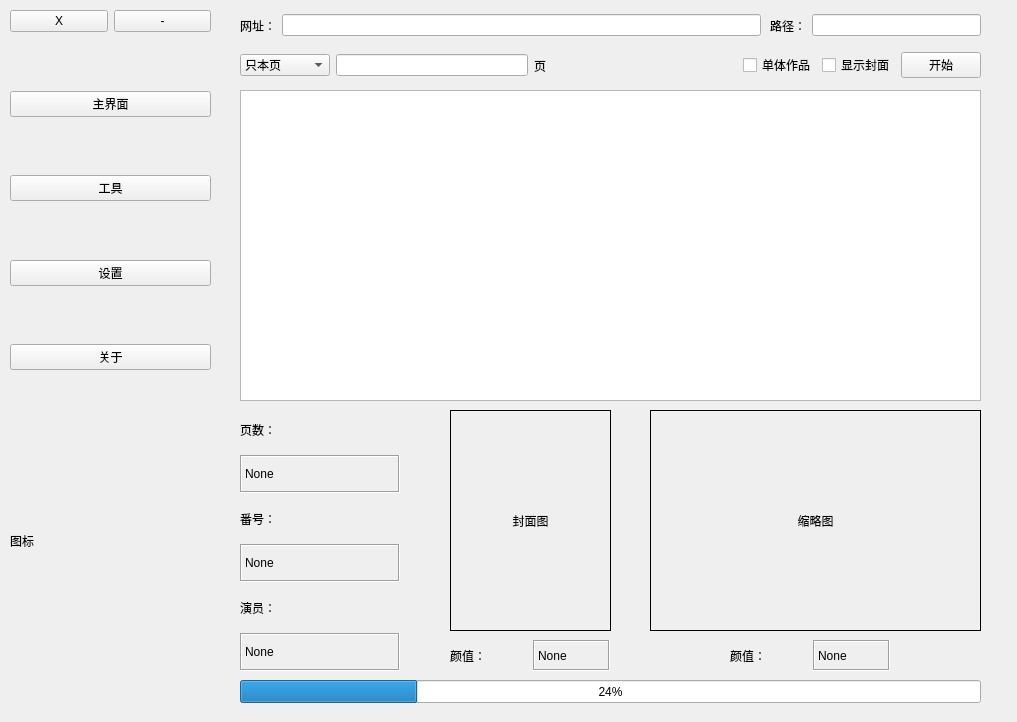
Before: the Qt Designer form AVDC.ui in kejizhihui/av-profile-photo, drawn with Qt 5.
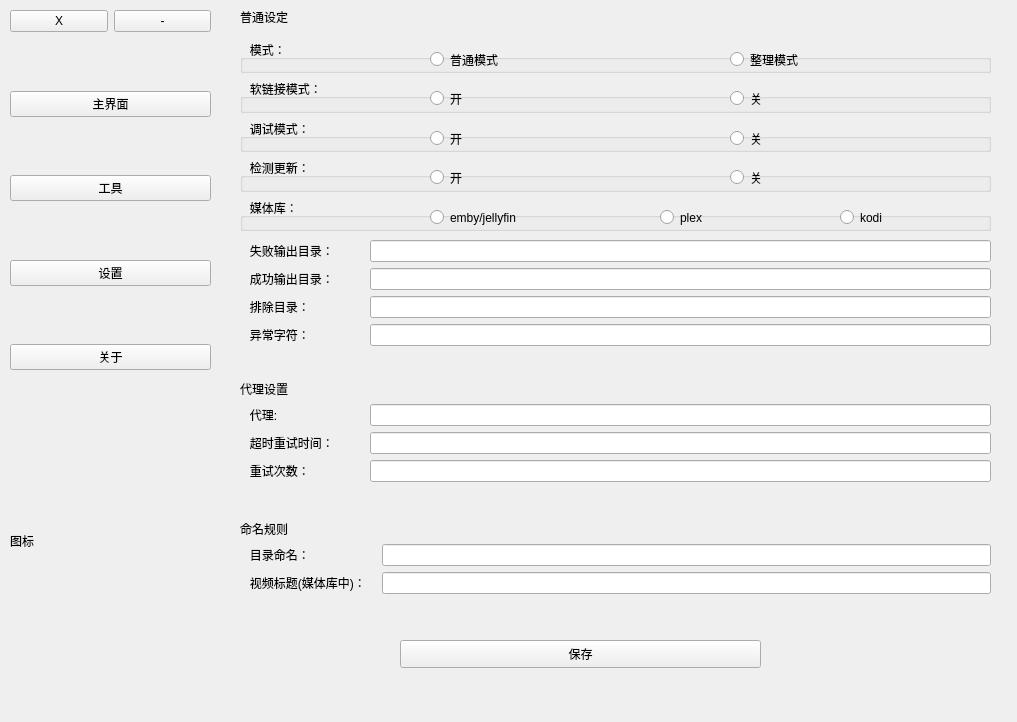
After: the same form once the commit is applied. The open tabs and pages were chosen to show the change.

What changed in the file:
```diff
--- a/AVDC.ui
+++ b/AVDC.ui
@@ -50,376 +50,22 @@
        </rect>
       </property>
      </widget>
-    </widget>
-    <widget class="QWidget" name="page_javdb">
-     <widget class="QWidget" name="verticalLayoutWidget">
+     <widget class="QTextBrowser" name="textBrowser_warning">
       <property name="geometry">
        <rect>
-        <x>10</x>
-        <y>410</y>
-        <width>160</width>
-        <height>261</height>
+        <x>140</x>
+        <y>30</y>
+        <width>361</width>
+        <height>41</height>
        </rect>
       </property>
-      <layout class="QVBoxLayout" name="verticalLayout_2">
-       <item>
-        <widget class="QLabel" name="label_9">
-         <property name="text">
-          <string>页数：</string>
-         </property>
-        </widget>
-       </item>
-       <item>
-        <widget class="QLabel" name="label_page">
-         <property name="frameShape">
-          <enum>QFrame::Box</enum>
-         </property>
-         <property name="frameShadow">
-          <enum>QFrame::Sunken</enum>
-         </property>
-         <property name="text">
-          <string>None</string>
-         </property>
-        </widget>
-       </item>
-       <item>
-        <widget class="QLabel" name="label">
-         <property name="frameShape">
-          <enum>QFrame::NoFrame</enum>
-         </property>
-         <property name="text">
-          <string>番号：</string>
-         </property>
-        </widget>
-       </item>
-       <item>
-        <widget class="QLabel" name="label_number">
-         <property name="frameShape">
-          <enum>QFrame::Box</enum>
-         </property>
-         <property name="frameShadow">
-          <enum>QFrame::Sunken</enum>
-         </property>
-         <property name="text">
-          <string>None</string>
-         </property>
-        </widget>
-       </item>
-       <item>
-        <widget class="QLabel" name="label_2">
-         <property name="text">
-          <string>演员：</string>
-         </property>
-        </widget>
-       </item>
-       <item>
-        <widget class="QLabel" name="label_actor">
-         <property name="frameShape">
-          <enum>QFrame::Box</enum>
-         </property>
-         <property name="frameShadow">
-          <enum>QFrame::Sunken</enum>
-         </property>
-         <property name="text">
-          <string>None</string>
-         </property>
-        </widget>
-       </item>
-      </layout>
-     </widget>
-     <widget class="QWidget" name="horizontalLayoutWidget">
-      <property name="geometry">
-       <rect>
-        <x>10</x>
-        <y>10</y>
-        <width>521</width>
-        <height>31</height>
-       </rect>
+      <property name="html">
+       <string>&lt;!DOCTYPE HTML PUBLIC &quot;-//W3C//DTD HTML 4.0//EN&quot; &quot;http://www.w3.org/TR/REC-html40/strict.dtd&quot;&gt;
+&lt;html&gt;&lt;head&gt;&lt;meta name=&quot;qrichtext&quot; content=&quot;1&quot; /&gt;&lt;style type=&quot;text/css&quot;&gt;
+p, li { white-space: pre-wrap; }
+&lt;/style&gt;&lt;/head&gt;&lt;body style=&quot; font-family:'SimSun'; font-size:9pt; font-weight:400; font-style:normal;&quot;&gt;
+&lt;p align=&quot;center&quot; style=&quot; margin-top:0px; margin-bottom:0px; margin-left:0px; margin-right:0px; -qt-block-indent:0; text-indent:0px;&quot;&gt;&lt;span style=&quot; font-size:12pt; font-weight:600; color:#000000;&quot;&gt;反馈BUG，请：开调试模式后截图。&lt;/span&gt;&lt;/p&gt;&lt;/body&gt;&lt;/html&gt;</string>
       </property>
-      <layout class="QHBoxLayout" name="horizontalLayout_4">
-       <item>
-        <widget class="QLabel" name="label_site">
-         <property name="text">
-          <string>网址：</string>
-         </property>
-        </widget>
-       </item>
-       <item>
-        <widget class="QLineEdit" name="lineEdit_site">
-         <property name="inputMask">
-          <string/>
-         </property>
-         <property name="text">
-          <string/>
-         </property>
-         <property name="maxLength">
-          <number>32767</number>
-         </property>
-        </widget>
-       </item>
-      </layout>
-     </widget>
-     <widget class="QWidget" name="horizontalLayoutWidget_3">
-      <property name="geometry">
-       <rect>
-        <x>540</x>
-        <y>10</y>
-        <width>211</width>
-        <height>31</height>
-       </rect>
-      </property>
-      <layout class="QHBoxLayout" name="horizontalLayout_3">
-       <item>
-        <widget class="QLabel" name="label_path">
-         <property name="text">
-          <string>路径：</string>
-         </property>
-        </widget>
-       </item>
-       <item>
-        <widget class="QLineEdit" name="lineEdit_path">
-         <property name="inputMask">
-          <string/>
-         </property>
-         <property name="text">
-          <string/>
-         </property>
-         <property name="maxLength">
-          <number>32767</number>
-         </property>
-        </widget>
-       </item>
-      </layout>
-     </widget>
-     <widget class="QProgressBar" name="progressBar">
-      <property name="geometry">
-       <rect>
-        <x>10</x>
-        <y>680</y>
-        <width>741</width>
-        <height>23</height>
-       </rect>
-      </property>
-      <property name="value">
-       <number>24</number>
-      </property>
-     </widget>
-     <widget class="QWidget" name="horizontalLayoutWidget_2">
-      <property name="geometry">
-       <rect>
-        <x>10</x>
-        <y>40</y>
-        <width>741</width>
-        <height>51</height>
-       </rect>
-      </property>
-      <layout class="QHBoxLayout" name="horizontalLayout_2">
-       <item>
-        <widget class="QComboBox" name="comboBox_page">
-         <item>
-          <property name="text">
-           <string>只本页</string>
-          </property>
-         </item>
-         <item>
-          <property name="text">
-           <string>此页及以后</string>
-          </property>
-         </item>
-         <item>
-          <property name="text">
-           <string>此页及以前</string>
-          </property>
-         </item>
-        </widget>
-       </item>
-       <item>
-        <widget class="QLineEdit" name="lineEdit_page_num"/>
-       </item>
-       <item>
-        <widget class="QLabel" name="label_5">
-         <property name="text">
-          <string>页</string>
-         </property>
-        </widget>
-       </item>
-       <item>
-        <spacer name="horizontalSpacer">
-         <property name="orientation">
-          <enum>Qt::Horizontal</enum>
-         </property>
-         <property name="sizeHint" stdset="0">
-          <size>
-           <width>40</width>
-           <height>20</height>
-          </size>
-         </property>
-        </spacer>
-       </item>
-       <item>
-        <widget class="QCheckBox" name="checkBox_single">
-         <property name="text">
-          <string>单体作品</string>
-         </property>
-        </widget>
-       </item>
-       <item>
-        <widget class="QCheckBox" name="checkBox_cover">
-         <property name="text">
-          <string>显示封面</string>
-         </property>
-        </widget>
-       </item>
-       <item>
-        <widget class="QPushButton" name="pushButton_start_javdb">
-         <property name="mouseTracking">
-          <bool>false</bool>
-         </property>
-         <property name="text">
-          <string>开始</string>
-         </property>
-        </widget>
-       </item>
-      </layout>
-     </widget>
-     <widget class="QTextEdit" name="textEdit_log">
-      <property name="geometry">
-       <rect>
-        <x>10</x>
-        <y>90</y>
-        <width>741</width>
-        <height>311</height>
-       </rect>
-      </property>
-      <property name="readOnly">
-       <bool>true</bool>
-      </property>
-     </widget>
-     <widget class="QWidget" name="horizontalLayoutWidget_5">
-      <property name="geometry">
-       <rect>
-        <x>220</x>
-        <y>640</y>
-        <width>160</width>
-        <height>31</height>
-       </rect>
-      </property>
-      <layout class="QHBoxLayout" name="horizontalLayout_5">
-       <item>
-        <widget class="QLabel" name="label_3">
-         <property name="text">
-          <string>颜值：</string>
-         </property>
-        </widget>
-       </item>
-       <item>
-        <widget class="QLabel" name="label_grade_fan">
-         <property name="frameShape">
-          <enum>QFrame::Box</enum>
-         </property>
-         <property name="frameShadow">
-          <enum>QFrame::Sunken</enum>
-         </property>
-         <property name="text">
-          <string>None</string>
-         </property>
-        </widget>
-       </item>
-      </layout>
-     </widget>
-     <widget class="QWidget" name="gridLayoutWidget">
-      <property name="geometry">
-       <rect>
-        <x>420</x>
-        <y>410</y>
-        <width>331</width>
-        <height>221</height>
-       </rect>
-      </property>
-      <layout class="QGridLayout" name="gridLayout">
-       <property name="sizeConstraint">
-        <enum>QLayout::SetDefaultConstraint</enum>
-       </property>
-       <property name="horizontalSpacing">
-        <number>7</number>
-       </property>
-       <item row="0" column="0">
-        <widget class="QLabel" name="label_cover">
-         <property name="enabled">
-          <bool>true</bool>
-         </property>
-         <property name="frameShape">
-          <enum>QFrame::Box</enum>
-         </property>
-         <property name="text">
-          <string>缩略图</string>
-         </property>
-         <property name="alignment">
-          <set>Qt::AlignCenter</set>
-         </property>
-         <property name="margin">
-          <number>0</number>
-         </property>
-        </widget>
-       </item>
-      </layout>
-     </widget>
-     <widget class="QWidget" name="gridLayoutWidget_2">
-      <property name="geometry">
-       <rect>
-        <x>220</x>
-        <y>410</y>
-        <width>161</width>
-        <height>221</height>
-       </rect>
-      </property>
-      <layout class="QGridLayout" name="gridLayout_2">
-       <item row="0" column="0">
-        <widget class="QLabel" name="label_pic">
-         <property name="frameShape">
-          <enum>QFrame::Box</enum>
-         </property>
-         <property name="text">
-          <string>封面图</string>
-         </property>
-         <property name="alignment">
-          <set>Qt::AlignCenter</set>
-         </property>
-        </widget>
-       </item>
-      </layout>
-     </widget>
-     <widget class="QWidget" name="horizontalLayoutWidget_6">
-      <property name="geometry">
-       <rect>
-        <x>500</x>
-        <y>640</y>
-        <width>160</width>
-        <height>31</height>
-       </rect>
-      </property>
-      <layout class="QHBoxLayout" name="horizontalLayout_6">
-       <item>
-        <widget class="QLabel" name="label_4">
-         <property name="text">
-          <string>颜值：</string>
-         </property>
-        </widget>
-       </item>
-       <item>
-        <widget class="QLabel" name="label_grade_pos">
-         <property name="frameShape">
-          <enum>QFrame::Box</enum>
-         </property>
-         <property name="frameShadow">
-          <enum>QFrame::Sunken</enum>
-         </property>
-         <property name="text">
-          <string>None</string>
-         </property>
-        </widget>
-       </item>
-      </layout>
      </widget>
     </widget>
     <widget class="QWidget" name="page_tool">
@@ -499,7 +145,20 @@
        </rect>
       </property>
       <property name="text">
-       <string>程序所在目录的所有子目录下的视频移动到当前目录下</string>
+       <string>程序所在目录的所有子目录(不包括排除目录)下的视频，移动到当前目录下。</string>
+      </property>
+     </widget>
+     <widget class="QLabel" name="label">
+      <property name="geometry">
+       <rect>
+        <x>240</x>
+        <y>120</y>
+        <width>511</width>
+        <height>61</height>
+       </rect>
+      </property>
+      <property name="text">
+       <string>选择单个文件(程序目录下或者子目录下)，使用文件名做为番号进行刮削。</string>
       </property>
      </widget>
     </widget>
@@ -508,7 +167,7 @@
       <property name="geometry">
        <rect>
         <x>170</x>
-        <y>630</y>
+        <y>640</y>
         <width>361</width>
         <height>28</height>
        </rect>
@@ -521,7 +180,7 @@
       <property name="geometry">
        <rect>
         <x>10</x>
-        <y>370</y>
+        <y>380</y>
         <width>751</width>
         <height>121</height>
        </rect>
@@ -570,7 +229,7 @@
       <property name="geometry">
        <rect>
         <x>10</x>
-        <y>510</y>
+        <y>520</y>
         <width>751</width>
         <height>81</height>
        </rect>
@@ -806,7 +465,7 @@
       <property name="geometry">
        <rect>
         <x>10</x>
-        <y>230</y>
+        <y>240</y>
         <width>751</width>
         <height>121</height>
        </rect>
```
Left out of the diff: 247 changed lines with no effect on the pictures.
